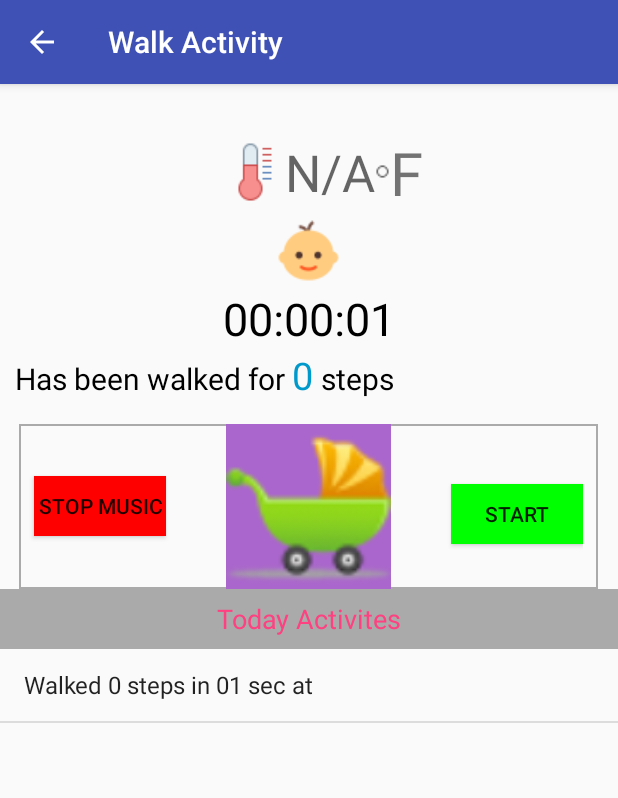
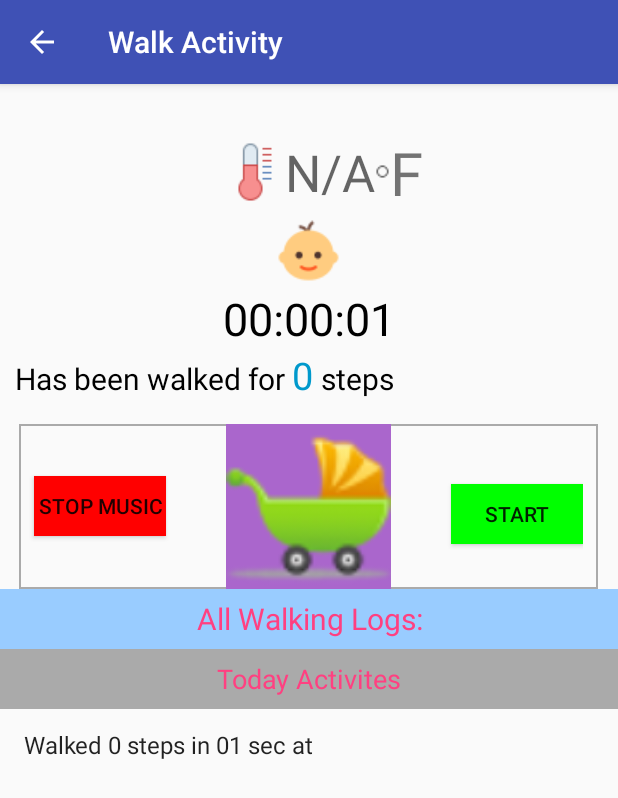
Before and after one commit to loanvo/Android-BabyActivities, an Android app: the WalkActivity screen opened directly, with no data from a screen before it, after a tap on "PLAY MUSIC", on a phone screen of 412 x 824 dp. Shown: the top 798 px of the screen. Run offline under Robolectric (Android 15) with nearby library versions, the phone set to English and light mode, and no system bars; 2 other taps on this screen came first.

Commit message:
fix bugs in log view

```diff
--- a/app/src/main/java/cs175/babysactivities/WalkActivity.java
+++ b/app/src/main/java/cs175/babysactivities/WalkActivity.java
@@ -297,9 +297,9 @@ public class WalkActivity extends AppCompatActivity implements SensorEventListen
         ListView todayLog = (ListView) layout.findViewById(R.id.log_view);
 
         //List view of previous days logs
-        layout = (LinearLayout) findViewById(R.id.previous_logs);
-        TextView previous = (TextView) layout.findViewById(R.id.date_view);
-        ListView previousLog = (ListView) layout.findViewById(R.id.log_view);
+        layout1 = (LinearLayout) findViewById(R.id.previous_logs);
+        TextView previous = (TextView) layout1.findViewById(R.id.date_view);
+        ListView previousLog = (ListView) layout1.findViewById(R.id.log_view);
 
         todayLogs = new ArrayList<>();
         previousLogs = new ArrayList<>();
@@ -310,9 +310,11 @@ public class WalkActivity extends AppCompatActivity implements SensorEventListen
             if (type.startsWith("Walked")) {
                 date = log.getLogDate();
                 if (date.equals(currentdate)) {
+                    today.setVisibility(today.VISIBLE);
                     today.setText("Today Activites");
                     todayLogs.add(log.getLog());
                 } else {
+                    previous.setVisibility(today.VISIBLE);
                     previous.setText("Previous Days Activities");
                     previousLogs.add(log.getLog() + " on " + log.getLogDate());
                 }
--- a/app/src/main/res/layout/activity_walk.xml
+++ b/app/src/main/res/layout/activity_walk.xml
@@ -140,13 +140,47 @@
                 android:text="start"/>
 
         </LinearLayout>
-        <LinearLayout
-            android:layout_width="wrap_content"
-            android:layout_height="wrap_content"
-            >
-            <include android:id="@+id/today_logs" layout="@layout/log_view"/>
-            <include android:id="@+id/previous_logs" layout="@layout/log_view"/>
-        </LinearLayout>
+        <TextView
+            android:layout_width="match_parent"
+            android:layout_height="40dp"
+            android:text="All Walking Logs:"
+            android:textSize="20dp"
+            android:textColor="@color/colorAccent"
+            android:background="#99ccff"
+            android:textAlignment="center"
+            android:gravity="center"
+            android:id="@+id/title"/>
+        <ScrollView
+            android:layout_width="match_parent"
+            android:layout_height="fill_parent">
+            <LinearLayout
+                android:layout_width="match_parent"
+                android:layout_height="match_parent"
+                android:orientation="vertical">
+
+                <LinearLayout
+                    android:layout_width="wrap_content"
+                    android:layout_height="match_parent"
+                    >
+                    <include android:id="@+id/today_logs" layout="@layout/log_view"
+                        android:layout_height="200dp"
+                        android:layout_width="wrap_content"/>
+                </LinearLayout>
+                <LinearLayout
+                    android:layout_width="wrap_content"
+                    android:layout_height="match_parent"
+                    >
+                    <include android:id="@+id/previous_logs" layout="@layout/log_view"
+                        android:layout_height="200dp"
+                        android:layout_width="wrap_content"/>
+
+                </LinearLayout>
+
+            </LinearLayout>
+
+
+
+        </ScrollView>
 
 
     </LinearLayout>
--- a/app/src/main/res/layout/log_view.xml
+++ b/app/src/main/res/layout/log_view.xml
@@ -14,10 +14,11 @@
             android:textSize="18dp"
             android:textAlignment="center"
             android:gravity="center"
+            android:visibility="invisible"
             />
         <ListView
             android:layout_width="match_parent"
-            android:layout_height="300dp"
+            android:layout_height="wrap_content"
             android:id="@+id/log_view"></ListView>
 
 
```
Also changed, not shown: app/src/main/java/cs175/babysactivities/BabyActivities.java (+25 -25 lines), app/src/main/java/cs175/babysactivities/DiaperActivity.java (+10 -7 lines), app/src/main/java/cs175/babysactivities/FeedingActivity.java (+9 -7 lines), app/src/main/java/cs175/babysactivities/SleepActivity.java (+5 -3 lines), app/src/main/res/layout/activity_baby_activities.xml (+25 -21 lines), app/src/main/res/layout/activity_diaper.xml (+41 -7 lines), app/src/main/res/layout/activity_feeding.xml (+39 -8 lines), app/src/main/res/layout/activity_sleep.xml (+41 -7 lines).
